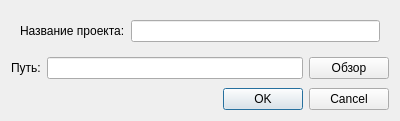
First picture: the form in loaddialog.ui, repository SUAICGLab/PlatMotionManager, before the edit.
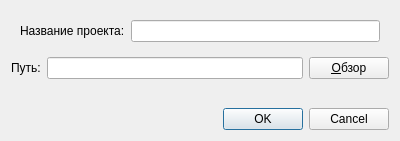
Second picture: the form after the edit.

Diff of the .ui file:
```diff
--- a/loaddialog.ui
+++ b/loaddialog.ui
@@ -7,7 +7,7 @@
     <x>0</x>
     <y>0</y>
     <width>400</width>
-    <height>121</height>
+    <height>141</height>
    </rect>
   </property>
   <property name="windowTitle">
@@ -53,7 +53,7 @@
      <item>
       <widget class="QPushButton" name="browsePB">
        <property name="text">
-        <string>Обзор</string>
+        <string>&amp;Обзор</string>
        </property>
       </widget>
      </item>
```
